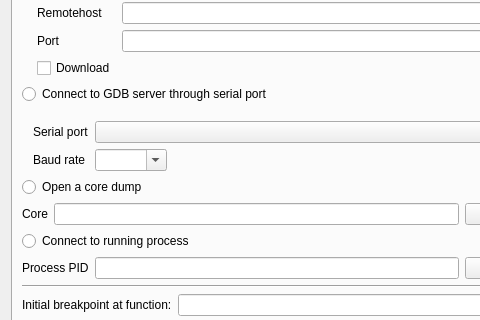
This is src/opendialog.ui in jhn98032/gede as Qt 5 draws it before an edit; both pictures show x 0 to 480 and y 229 to 549 of the 567 by 757 pixel window. The edited form follows.
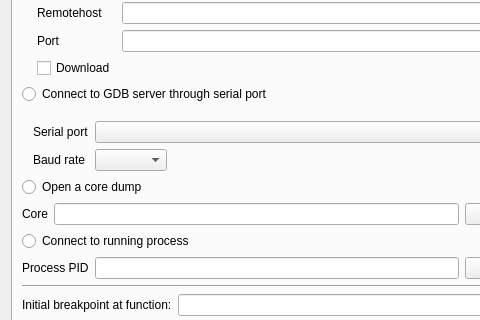
This is the edited form. Custom widgets are drawn as their Qt base class.

Commit message: disabling editable property on baud rate field

The edit to the form file:
```diff
--- a/src/opendialog.ui
+++ b/src/opendialog.ui
@@ -230,7 +230,7 @@
             </sizepolicy>
            </property>
            <property name="editable">
-            <bool>true</bool>
+            <bool>false</bool>
            </property>
           </widget>
          </item>
```
